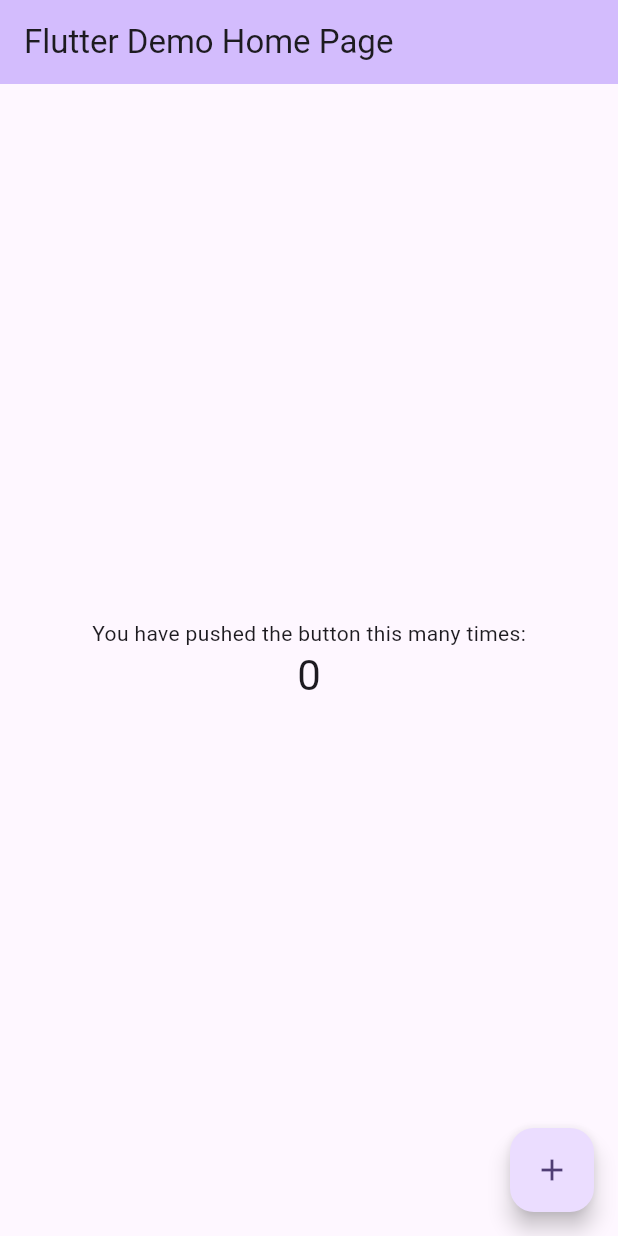
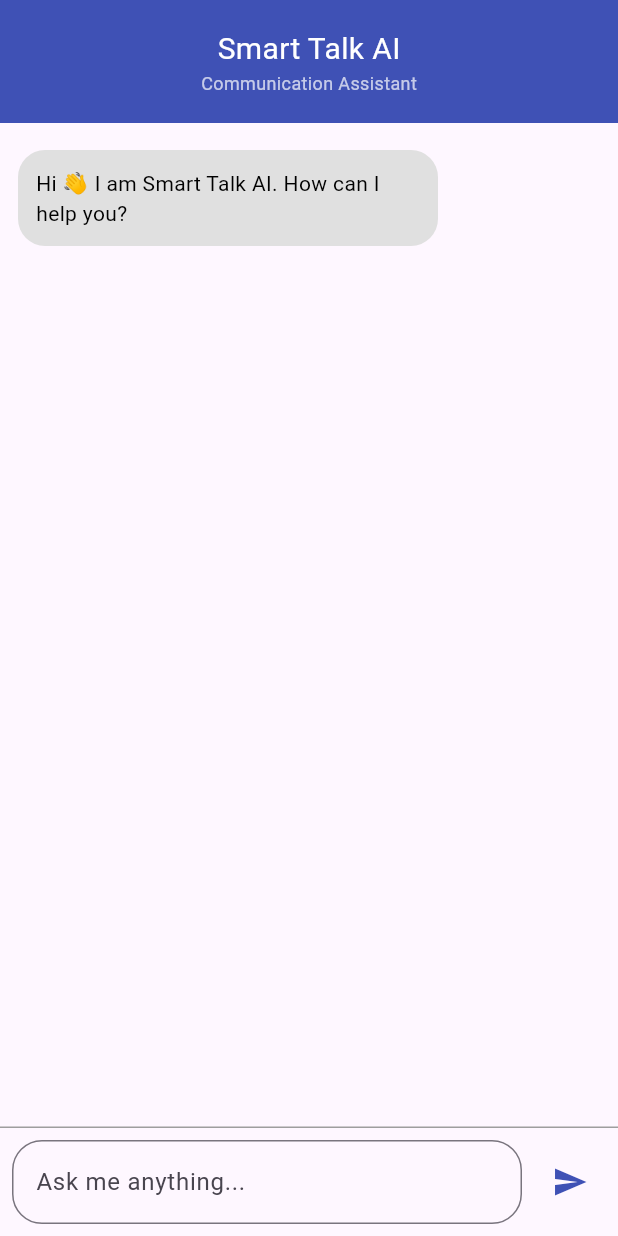
Before and after one commit to aizaziqbal11-wq/smart-talk-ai, a Flutter app: the screen it shows after launch, on a phone screen of 412 x 824 dp. Run offline on Flutter 3.47's test engine with Material 3 defaults, Android fonts, the phone set to English and light mode, and no system bars.

Commit message:
creating template.sh and creating UI of app

```diff
--- a/lib/main.dart
+++ b/lib/main.dart
@@ -1,122 +1,20 @@
 import 'package:flutter/material.dart';
+import 'screens/chat_screen.dart';
 
 void main() {
-  runApp(const MyApp());
+  runApp(const SmartTalkAI());
 }
 
-class MyApp extends StatelessWidget {
-  const MyApp({super.key});
+class SmartTalkAI extends StatelessWidget {
+  const SmartTalkAI({super.key});
 
-  // This widget is the root of your application.
   @override
   Widget build(BuildContext context) {
     return MaterialApp(
-      title: 'Flutter Demo',
-      theme: ThemeData(
-        // This is the theme of your application.
-        //
-        // TRY THIS: Try running your application with "flutter run". You'll see
-        // the application has a purple toolbar. Then, without quitting the app,
-        // try changing the seedColor in the colorScheme below to Colors.green
-        // and then invoke "hot reload" (save your changes or press the "hot
-        // reload" button in a Flutter-supported IDE, or press "r" if you used
-        // the command line to start the app).
-        //
-        // Notice that the counter didn't reset back to zero; the application
-        // state is not lost during the reload. To reset the state, use hot
-        // restart instead.
-        //
-        // This works for code too, not just values: Most code changes can be
-        // tested with just a hot reload.
-        colorScheme: ColorScheme.fromSeed(seedColor: Colors.deepPurple),
-      ),
-      home: const MyHomePage(title: 'Flutter Demo Home Page'),
+      debugShowCheckedModeBanner: false,
+      title: 'Smart Talk AI',
+      theme: ThemeData(primarySwatch: Colors.indigo),
+      home: const ChatScreen(),
     );
   }
 }
-
-class MyHomePage extends StatefulWidget {
-  const MyHomePage({super.key, required this.title});
-
-  // This widget is the home page of your application. It is stateful, meaning
-  // that it has a State object (defined below) that contains fields that affect
-  // how it looks.
-
-  // This class is the configuration for the state. It holds the values (in this
-  // case the title) provided by the parent (in this case the App widget) and
-  // used by the build method of the State. Fields in a Widget subclass are
-  // always marked "final".
-
-  final String title;
-
-  @override
-  State<MyHomePage> createState() => _MyHomePageState();
-}
-
-class _MyHomePageState extends State<MyHomePage> {
-  int _counter = 0;
-
-  void _incrementCounter() {
-    setState(() {
-      // This call to setState tells the Flutter framework that something has
-      // changed in this State, which causes it to rerun the build method below
-      // so that the display can reflect the updated values. If we changed
-      // _counter without calling setState(), then the build method would not be
-      // called again, and so nothing would appear to happen.
-      _counter++;
-    });
-  }
-
-  @override
-  Widget build(BuildContext context) {
-    // This method is rerun every time setState is called, for instance as done
-    // by the _incrementCounter method above.
-    //
-    // The Flutter framework has been optimized to make rerunning build methods
-    // fast, so that you can just rebuild anything that needs updating rather
-    // than having to individually change instances of widgets.
-    return Scaffold(
-      appBar: AppBar(
-        // TRY THIS: Try changing the color here to a specific color (to
-        // Colors.amber, perhaps?) and trigger a hot reload to see the AppBar
-        // change color while the other colors stay the same.
-        backgroundColor: Theme.of(context).colorScheme.inversePrimary,
-        // Here we take the value from the MyHomePage object that was created by
-        // the App.build method, and use it to set our appbar title.
-        title: Text(widget.title),
-      ),
-      body: Center(
-        // Center is a layout widget. It takes a single child and positions it
-        // in the middle of the parent.
-        child: Column(
-          // Column is also a layout widget. It takes a list of children and
-          // arranges them vertically. By default, it sizes itself to fit its
-          // children horizontally, and tries to be as tall as its parent.
-          //
-          // Column has various properties to control how it sizes itself and
-          // how it positions its children. Here we use mainAxisAlignment to
-          // center the children vertically; the main axis here is the vertical
-          // axis because Columns are vertical (the cross axis would be
-          // horizontal).
-          //
-          // TRY THIS: Invoke "debug painting" (choose the "Toggle Debug Paint"
-          // action in the IDE, or press "p" in the console), to see the
-          // wireframe for each widget.
-          mainAxisAlignment: MainAxisAlignment.center,
-          children: <Widget>[
-            const Text('You have pushed the button this many times:'),
-            Text(
-              '$_counter',
-              style: Theme.of(context).textTheme.headlineMedium,
-            ),
-          ],
-        ),
-      ),
-      floatingActionButton: FloatingActionButton(
-        onPressed: _incrementCounter,
-        tooltip: 'Increment',
-        child: const Icon(Icons.add),
-      ), // This trailing comma makes auto-formatting nicer for build methods.
-    );
-  }
-}
--- /dev/null
+++ b/lib/models/message_model.dart
@@ -0,0 +1,6 @@
+class Message {
+  final String text;
+  final bool isUser;
+
+  Message({required this.text, required this.isUser});
+}
--- /dev/null
+++ b/lib/screens/chat_screen.dart
@@ -0,0 +1,48 @@
+import 'package:flutter/material.dart';
+import '../models/message_model.dart';
+import '../widgets/chat_bubble.dart';
+import '../widgets/chat_input.dart';
+import '../widgets/chat_header.dart';
+
+class ChatScreen extends StatefulWidget {
+  const ChatScreen({super.key});
+
+  @override
+  State<ChatScreen> createState() => _ChatScreenState();
+}
+
+class _ChatScreenState extends State<ChatScreen> {
+  final List<Message> messages = [
+    Message(text: "Hi 👋 I am Smart Talk AI. How can I help you?", isUser: false),
+  ];
+
+  void sendMessage(String text) {
+    setState(() {
+      messages.add(Message(text: text, isUser: true));
+      messages.add(
+        Message(text: "This is a demo response for now.", isUser: false),
+      );
+    });
+  }
+
+  @override
+  Widget build(BuildContext context) {
+    return Scaffold(
+      body: Column(
+        children: [
+          const ChatHeader(),
+          Expanded(
+            child: ListView.builder(
+              padding: const EdgeInsets.all(12),
+              itemCount: messages.length,
+              itemBuilder: (context, index) {
+                return ChatBubble(message: messages[index]);
+              },
+            ),
+          ),
+          ChatInput(onSend: sendMessage),
+        ],
+      ),
+    );
+  }
+}
--- /dev/null
+++ b/lib/widgets/chat_bubble.dart
@@ -0,0 +1,31 @@
+import 'package:flutter/material.dart';
+import '../models/message_model.dart';
+
+class ChatBubble extends StatelessWidget {
+  final Message message;
+
+  const ChatBubble({super.key, required this.message});
+
+  @override
+  Widget build(BuildContext context) {
+    return Align(
+      alignment:
+          message.isUser ? Alignment.centerRight : Alignment.centerLeft,
+      child: Container(
+        margin: const EdgeInsets.symmetric(vertical: 6),
+        padding: const EdgeInsets.all(12),
+        constraints: const BoxConstraints(maxWidth: 280),
+        decoration: BoxDecoration(
+          color: message.isUser ? Colors.indigo : Colors.grey.shade300,
+          borderRadius: BorderRadius.circular(18),
+        ),
+        child: Text(
+          message.text,
+          style: TextStyle(
+            color: message.isUser ? Colors.white : Colors.black,
+          ),
+        ),
+      ),
+    );
+  }
+}
--- /dev/null
+++ b/lib/widgets/chat_header.dart
@@ -0,0 +1,26 @@
+import 'package:flutter/material.dart';
+
+class ChatHeader extends StatelessWidget {
+  const ChatHeader({super.key});
+
+  @override
+  Widget build(BuildContext context) {
+    return Container(
+      padding: const EdgeInsets.symmetric(vertical: 18),
+      width: double.infinity,
+      color: Colors.indigo,
+      child: const Column(
+        children: [
+          Text(
+            "Smart Talk AI",
+            style: TextStyle(color: Colors.white, fontSize: 20),
+          ),
+          Text(
+            "Communication Assistant",
+            style: TextStyle(color: Colors.white70, fontSize: 12),
+          ),
+        ],
+      ),
+    );
+  }
+}
--- /dev/null
+++ b/lib/widgets/chat_input.dart
@@ -0,0 +1,51 @@
+import 'package:flutter/material.dart';
+
+class ChatInput extends StatefulWidget {
+  final Function(String) onSend;
+
+  const ChatInput({super.key, required this.onSend});
+
+  @override
+  State<ChatInput> createState() => _ChatInputState();
+}
+
+class _ChatInputState extends State<ChatInput> {
+  final TextEditingController controller = TextEditingController();
+
+  void send() {
+    if (controller.text.trim().isEmpty) return;
+    widget.onSend(controller.text);
+    controller.clear();
+  }
+
+  @override
+  Widget build(BuildContext context) {
+    return Container(
+      padding: const EdgeInsets.all(8),
+      decoration: const BoxDecoration(
+        border: Border(top: BorderSide(color: Colors.grey)),
+      ),
+      child: Row(
+        children: [
+          Expanded(
+            child: TextField(
+              controller: controller,
+              decoration: const InputDecoration(
+                hintText: "Ask me anything...",
+                border: OutlineInputBorder(
+                  borderRadius: BorderRadius.all(Radius.circular(20)),
+                ),
+              ),
+              onSubmitted: (_) => send(),
+            ),
+          ),
+          const SizedBox(width: 8),
+          IconButton(
+            icon: const Icon(Icons.send, color: Colors.indigo),
+            onPressed: send,
+          ),
+        ],
+      ),
+    );
+  }
+}
```
Also changed, not shown: lib/services/chat_service.dart (added), 1 other file.
